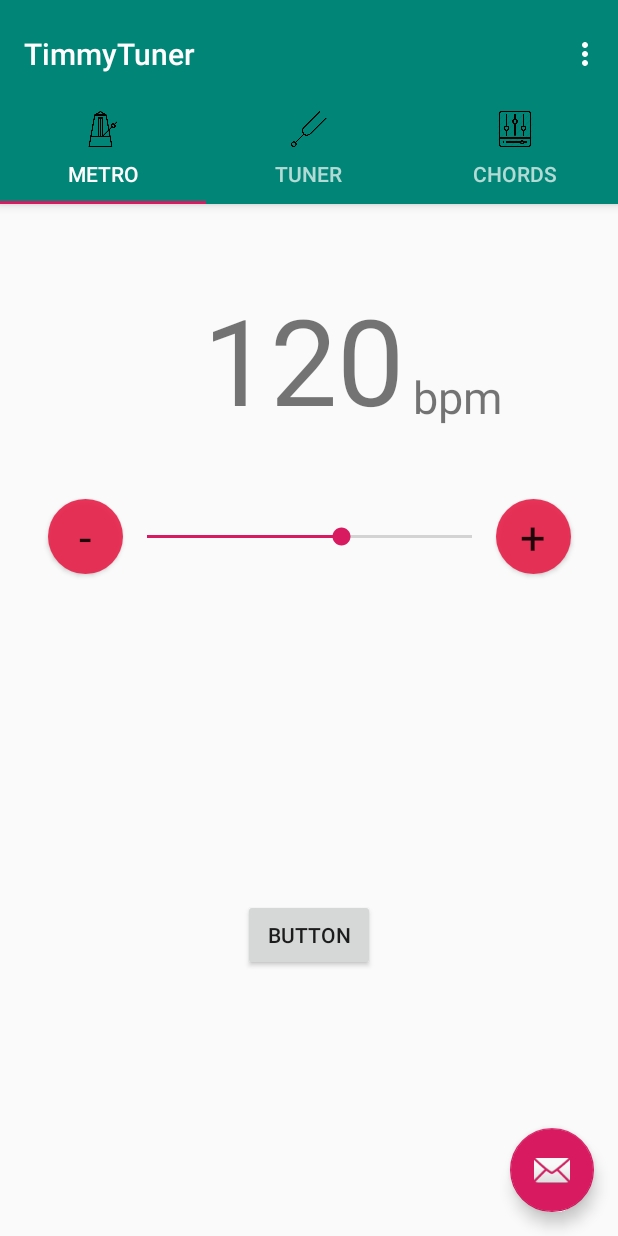
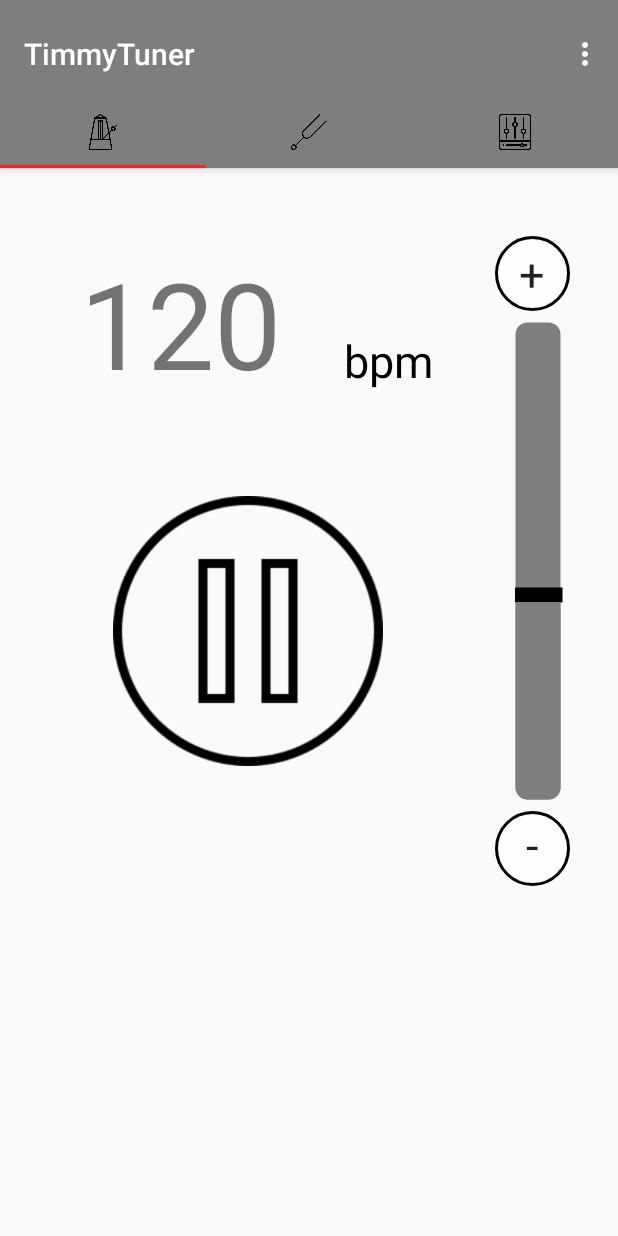
Before and after one commit to Llado22/TimmyTuner, an Android app: the screen it shows after launch (TimmyTunerActivity), in the options menu, after a tap on "Settings", on a phone screen of 412 x 824 dp. Run offline under Robolectric (Android 15) with nearby library versions, the phone set to English and light mode, and no system bars; pictures from the network do not load.

Commit message:
v6 + v7 - Metronome Layout + Generació metrònom

```diff
--- a/app/src/main/java/tuners/timmy/timmytuner/MetroFragment.java
+++ b/app/src/main/java/tuners/timmy/timmytuner/MetroFragment.java
@@ -1,22 +1,17 @@
 package tuners.timmy.timmytuner;
 
-import android.content.Context;
-import android.content.DialogInterface;
 import android.media.AudioAttributes;
-import android.media.MediaPlayer;
-import android.net.Uri;
 import android.os.Build;
 import android.os.Bundle;
 import android.os.Handler;
-import android.os.VibrationEffect;
-import android.support.annotation.RequiresApi;
+import android.os.Message;
 import android.support.v4.app.Fragment;
 import android.util.Log;
 import android.view.LayoutInflater;
 import android.view.View;
 import android.view.ViewGroup;
 import android.widget.Button;
-import android.widget.EditText;
+import android.widget.ImageView;
 import android.widget.SeekBar;
 import android.widget.TextView;
 import android.widget.Toast;
@@ -26,20 +21,29 @@ import android.media.SoundPool;
 
 public class MetroFragment extends Fragment implements View.OnClickListener {
 
-    //audio
-    private SoundPool mSoundPool;
-    private Handler handler;
     private int mBeatSoundId = -1;
-    private Runnable mBeatRunnable;
-    private long interval = 500;
-    private int bpm;
+    private static long interval = 500;
+    private int bpm = 120;
 
     public TextView tempo_view;
     private SeekBar tempo_selector;
-    private Button play_btn;
+    private ImageView play_img;
     private Button minustempo;
     private Button plustempo;
-    private boolean isPlaying;
+    private boolean isPlaying = false;
+
+    //audio
+    private SoundPool mSoundPool;
+
+    //HANDLER
+    Handler handler = new Handler(){
+        @Override
+        public void handleMessage (Message msg){
+            super.handleMessage(msg);
+            PlayBeat play = (PlayBeat) msg.obj;
+            if(msg.what == 1){ Toast.makeText(getActivity(), "Tick", Toast.LENGTH_SHORT).show();}
+        }
+    };
 
 
     @Override
@@ -49,40 +53,33 @@ public class MetroFragment extends Fragment implements View.OnClickListener {
         // Inflate the layout for this fragment
         View view = inflater.inflate(R.layout.fragment_metro, container, false);
 
+        //REFERENCIES
         tempo_view = view.findViewById(R.id.tempo_view);
         tempo_selector = view.findViewById(R.id.tempo_selector);
-        play_btn = view.findViewById(R.id.play_btn);
         plustempo = view.findViewById(R.id.plustempo);
         minustempo = view.findViewById(R.id.minustempo);
-        play_btn.setOnClickListener(this);
+        play_img = view.findViewById(R.id.play_img);
+        play_img.setOnClickListener(this);
         plustempo.setOnClickListener(this);
         minustempo.setOnClickListener(this);
 
-        // para inicializar el soundpool según la versión de sdk
-        if (Build.VERSION.SDK_INT >= Build.VERSION_CODES.LOLLIPOP) {
-            mSoundPool = new SoundPool.Builder()
-                    .setMaxStreams(1)
-                    .setAudioAttributes(new AudioAttributes.Builder()
-                            .setContentType(AudioAttributes.CONTENT_TYPE_MUSIC)
-                            .build())
-                    .build();
-        } else mSoundPool = new SoundPool(1, AudioManager.STREAM_MUSIC, 0);
+        //AUDIO
+        //per inicialitzar soundpool segons versió
+        interval = toInterval(bpm);
 
-        //cárrega del beat
-        mBeatSoundId = mSoundPool.load(getActivity(), R.raw.beat, 1);
-        bpm = toBpm(interval);
+        //build SoundPool
+        initializeSP();
 
-        //inici handler
-        handler = new Handler();
-
-        //seek bar
-        tempo_view.setText("120");
+        //SEEKBAR
+        tempo_view.setText(String.valueOf(bpm));
         tempo_selector.setOnSeekBarChangeListener(new SeekBar.OnSeekBarChangeListener() {
             int progressChangedValue = 0;
 
             @Override
             public void onProgressChanged(SeekBar seekBar, int progress, boolean b) {
                 progressChangedValue = progress;
+                bpm = progress;
+                interval = toInterval(bpm);
                 String sprogressChangedValue = String.valueOf(progressChangedValue);
                 tempo_view.setText(sprogressChangedValue);
             }
@@ -100,30 +97,71 @@ public class MetroFragment extends Fragment implements View.OnClickListener {
         return view;
     }
 
+    public void initializeSP (){
+        if (Build.VERSION.SDK_INT >= Build.VERSION_CODES.LOLLIPOP) {
+            mSoundPool = new SoundPool.Builder()
+                    .setMaxStreams(1)
+                    .setAudioAttributes(new AudioAttributes.Builder()
+                            .setContentType(AudioAttributes.CONTENT_TYPE_MUSIC)
+                            .build())
+                    .build();
+        } else mSoundPool = new SoundPool(1, AudioManager.STREAM_MUSIC, 0);
+    }
     //si l'interval està en ms, en un compas 4/4 tenim 120 BPM, amb la longitud de 0.5 segons per beat -> 500 mspb * 60000 = 120 bpm
-    private int toBpm(long interval) {
+    public int toBpm(long interval) {
         return (int) (60000 / interval);
     }
 
-    private static long toInterval(int bpm) {
+    static public long toInterval(int bpm) {
         return (long) 60000 / bpm;
     }
 
-    public void setBeatRunnable(Runnable beatRunnable) {
-        mBeatRunnable = beatRunnable;
+    public class PlayBeat {
+        Handler handler;
+
+        public PlayBeat(Handler handler) {this.handler = handler;}
+
+        public void updateStatus(int status){
+            Message msg = handler.obtainMessage(status, this);
+            handler.sendMessage(msg);
+        }
+
+        public void play(){
+            new Thread(new playRunnable(this)).start();
+        }
     }
 
-    class PlayBeat implements Runnable {
+    public class playRunnable implements Runnable {
+        PlayBeat playBeat;
+
+        public playRunnable(PlayBeat playBeat) {this.playBeat = playBeat;}
+        //LOOP
         @Override
         public void run() {
+            if(isPlaying){
+                interval=toInterval(getBpm());
+                handler.postDelayed(this,interval);
+                if (mSoundPool != null && mBeatSoundId != -1) {
+                    //playBeat.updateStatus(1); //per comprobar que envia
+                    mSoundPool.play(mBeatSoundId, 1.0f /*leftVolume*/, 1.0f /*rightVolume*/, 0 /*priority*/, 0 /*loop*/, 1.0f /*rate*/);
+                }
+            } else {
+                mSoundPool.stop(mBeatSoundId);
+                handler.removeCallbacks(this);
+            }
+            //mSoundPool.release();
+            //handler.postDelayed((Runnable) getActivity(), interval);
 
-            //handler.postDelayed((Runnable) getActivity(), interval);
-            if (mSoundPool != null && mBeatSoundId != -1) {
-                mSoundPool.play(mBeatSoundId, 1.0f /*leftVolume*/, 1.0f /*rightVolume*/, 0 /*priority*/, 0 /*loop*/, 1.0f /*rate*/);
-            }
         }
+
     }
-    /*
+
+    public int getBpm(){
+        int nbpm = Float.valueOf(tempo_view.getText().toString()).intValue();
+        return nbpm;
+    }
+
+    /***
         @Override
         public void run() {
             if (isPlaying) {
@@ -140,34 +178,52 @@ public class MetroFragment extends Fragment implements View.OnClickListener {
                     mSoundPool.play(mBeatSoundId, 1, 1, 0, 0, 1);
             }
         }
-        */
+        ***/
+
 //buttons
     @Override
     public void onClick(View view) {
-        String tempo = tempo_view.getText().toString();
-        Float ftemp = Float.valueOf(tempo);
-        int temp = ftemp.intValue();
 
+        int temp = getBpm();
 
         switch(view.getId()){
             case R.id.plustempo:
                 if(temp!=tempo_selector.getMax()){
                     temp += 1;
                     tempo_view.setText(String.valueOf(temp));
+                    //modificar seekbar
+                    tempo_selector.setProgress(temp);
                 }
                 break;
             case R.id.minustempo:
-                if(temp!=0){
+                if(temp!=30){
                     temp -= 1;
                     tempo_view.setText(String.valueOf(temp));
+                    //modificar seekbar
+                    tempo_selector.setProgress(temp);
                 }
                 break;
-            case R.id.play_btn:
-                //audio
-                PlayBeat playBeat = new PlayBeat();
-                setBeatRunnable(playBeat);
-                playBeat.run();
+            case R.id.play_img:
+                isPlaying = !isPlaying;
+                //canviar el botó de play o pause
+                if(isPlaying){
+                    play_img.setImageResource(R.drawable.pause_button);
+                } else {
+                    play_img.setImageResource(R.drawable.play_button);
+                }
+                //load
+                mBeatSoundId = mSoundPool.load(getActivity(), R.raw.click, 1);
+                //fer l'execució
+                new PlayBeat(handler).play();
                 break;
         }
     }
+
+    @Override
+    public void onStop() {
+        super.onStop();
+        mSoundPool.release();
+        play_img.setImageResource(R.drawable.play_button);
+        Log.e("ERROR", "Crida al onStop()");
+    }
 }
--- a/app/src/main/java/tuners/timmy/timmytuner/RecordingThread.java
+++ b/app/src/main/java/tuners/timmy/timmytuner/RecordingThread.java
@@ -122,7 +122,6 @@ public class RecordingThread {
             final float betterTau = parabolicInterpolation(tauEstimate);
 
             // step 6
-            // TODO Implement optimization for the AUBIO_YIN algorithm.
             // 0.77% => 0.5% error rate,
             // using the data of the YIN paper
             // bestLocalEstimate()
--- a/app/src/main/java/tuners/timmy/timmytuner/TimmyTunerActivity.java
+++ b/app/src/main/java/tuners/timmy/timmytuner/TimmyTunerActivity.java
@@ -64,15 +64,22 @@ public class TimmyTunerActivity extends AppCompatActivity {
         mViewPager.addOnPageChangeListener(new ViewPager.SimpleOnPageChangeListener() {
             @Override
             public void onPageSelected(int position) {
-                if (position != 1) {
+                if (position == 1) {
+                    metroFragment.onStop();
+                    tunerFragment.startRecording();
+                    //Toast.makeText(TimmyTunerActivity.this,"Apagar Micro Selected", Toast.LENGTH_SHORT).show();
+                } else if(position == 0){
+                    metroFragment.initializeSP();
+                }
+                else {
                     tunerFragment.stopRecording();
-                    Toast.makeText(TimmyTunerActivity.this,"Apagar Micro Selected", Toast.LENGTH_SHORT).show();
-                } else {
-                    tunerFragment.startRecording();
+                    metroFragment.onStop();
                 }
             }
         });
 
+        /*
+        //boto
         FloatingActionButton fab = (FloatingActionButton) findViewById(R.id.fab);
         fab.setOnClickListener(new View.OnClickListener() {
             @Override
@@ -82,6 +89,7 @@ public class TimmyTunerActivity extends AppCompatActivity {
             }
         });
 
+        */
         // Demanem permisos al usuari només entrar
         askForPermission(Manifest.permission.RECORD_AUDIO, MICROPHONE_REQUEST);
     }
--- a/app/src/main/java/tuners/timmy/timmytuner/TunerFragment.java
+++ b/app/src/main/java/tuners/timmy/timmytuner/TunerFragment.java
@@ -60,8 +60,6 @@ public class TunerFragment extends Fragment {
         super.onStart();
         Log.e("ERROR", "Crida al onStart()");
     }
-
-
 
     // Fer que quan s'executa el onStop() s'apagui el micro!!!!!
     @Override
@@ -150,7 +148,6 @@ public class TunerFragment extends Fragment {
 
         sp = new SoundPool(1, AudioManager.STREAM_MUSIC,1);
 
-        Toast.makeText(getActivity(), "Estem en l'on create", Toast.LENGTH_SHORT).show();
         return view;
     }
 
--- a/app/src/main/res/drawable/circ_btn.xml
+++ b/app/src/main/res/drawable/circ_btn.xml
@@ -2,8 +2,8 @@
 <shape xmlns:android="http://schemas.android.com/apk/res/android"
     android:shape="oval">
 
-    <solid android:color="#e3e91e47"></solid>
-    <stroke android:color="#000" android:width="0dp" ></stroke>
+    <solid android:color="#e3ffffff"></solid>
+    <stroke android:color="#000" android:width="2dp" ></stroke>
     <size android:width="1dp" android:height="70dp"></size>
 
 </shape>
--- /dev/null
+++ b/app/src/main/res/drawable/custom_seekbar.xml
@@ -0,0 +1,29 @@
+<?xml version="1.0" encoding="utf-8"?>
+<layer-list xmlns:android="http://schemas.android.com/apk/res/android">
+    <item android:id="@android:id/background"
+        android:gravity="center_vertical|fill_horizontal">
+        <shape android:shape="rectangle"
+            android:tint="@color/colorCenter">
+            <corners android:radius="8dp"/>
+            <size android:height="30dp" />
+            <solid android:color="#000000" />
+        </shape>
+    </item>
+    <item android:id="@android:id/progress"
+        android:gravity="center_vertical|fill_horizontal">
+        <scale android:scaleWidth="100%">
+            <selector>
+                <item android:state_enabled="false"
+                    android:drawable="@android:color/transparent"/>
+                <item>
+                    <shape android:shape="rectangle"
+                        android:tint="@color/colorCenter">
+                        <corners android:radius="8dp"/>
+                        <size android:height="30dp" />
+                        <solid android:color="@color/colorPrimary" />
+                    </shape>
+                </item>
+            </selector>
+        </scale>
+    </item>
+</layer-list>
--- /dev/null
+++ b/app/src/main/res/drawable/custom_thumb.xml
@@ -0,0 +1,13 @@
+<?xml version="1.0" encoding="utf-8"?>
+<shape
+    xmlns:android="http://schemas.android.com/apk/res/android"
+    android:shape="rectangle"
+    android:thickness="2dp"
+    android:useLevel="false"
+    android:tint="#000000">
+    <solid
+        android:color="#000000" />
+    <size
+        android:width="10dp"
+        android:height="32dp" />
+</shape>
--- a/app/src/main/res/layout/activity_timmy_tuner.xml
+++ b/app/src/main/res/layout/activity_timmy_tuner.xml
@@ -30,28 +30,26 @@
         <android.support.design.widget.TabLayout
             android:id="@+id/tabs"
             android:layout_width="match_parent"
-            android:layout_height="wrap_content">
+            android:layout_height="wrap_content"
+            android:background="?attr/colorPrimary">
 
             <android.support.design.widget.TabItem
                 android:id="@+id/tabItem"
                 android:layout_width="wrap_content"
                 android:layout_height="wrap_content"
-                android:text="@string/tab_text_1"
-                android:icon="@drawable/metronome"/>
+                android:icon="@drawable/metronome" />
 
             <android.support.design.widget.TabItem
                 android:id="@+id/tabItem2"
                 android:layout_width="wrap_content"
                 android:layout_height="wrap_content"
-                android:text="@string/tab_text_2"
-                android:icon="@drawable/diapason"/>
+                android:icon="@drawable/diapason" />
 
             <android.support.design.widget.TabItem
                 android:id="@+id/tabItem3"
                 android:layout_width="wrap_content"
                 android:layout_height="wrap_content"
-                android:text="@string/tab_text_3"
-                android:icon="@drawable/chord"/>
+                android:icon="@drawable/chord" />
 
         </android.support.design.widget.TabLayout>
     </android.support.design.widget.AppBarLayout>
@@ -62,12 +60,4 @@
         android:layout_height="match_parent"
         app:layout_behavior="@string/appbar_scrolling_view_behavior" />
 
-    <android.support.design.widget.FloatingActionButton
-        android:id="@+id/fab"
-        android:layout_width="wrap_content"
-        android:layout_height="wrap_content"
-        android:layout_gravity="end|bottom"
-        android:layout_margin="@dimen/fab_margin"
-        app:srcCompat="@android:drawable/ic_dialog_email" />
-
 </android.support.design.widget.CoordinatorLayout>
--- a/app/src/main/res/layout/fragment_blank.xml
+++ /dev/null
@@ -1,14 +0,0 @@
-<?xml version="1.0" encoding="utf-8"?>
-<FrameLayout xmlns:android="http://schemas.android.com/apk/res/android"
-    xmlns:tools="http://schemas.android.com/tools"
-    android:layout_width="match_parent"
-    android:layout_height="match_parent"
-    tools:context=".BlankFragment">
-
-    <!-- TODO: Update blank fragment layout -->
-    <TextView
-        android:layout_width="match_parent"
-        android:layout_height="match_parent"
-        android:text="@string/hello_blank_fragment" />
-
-</FrameLayout>
--- a/app/src/main/res/layout/fragment_metro.xml
+++ b/app/src/main/res/layout/fragment_metro.xml
@@ -11,55 +11,60 @@
         android:id="@+id/plustempo"
         android:layout_width="50dp"
         android:layout_height="50dp"
-        android:layout_marginTop="40dp"
-        android:layout_marginEnd="31dp"
-        android:layout_marginRight="31dp"
+        android:layout_marginTop="45dp"
+        android:layout_marginEnd="32dp"
+        android:layout_marginRight="32dp"
         android:background="@drawable/circ_btn"
         android:text="+"
         android:textAppearance="@style/TextAppearance.AppCompat.Body1"
         android:textSize="30sp"
         app:layout_constraintEnd_toEndOf="parent"
-        app:layout_constraintTop_toBottomOf="@+id/tempo_view"
+        app:layout_constraintTop_toTopOf="parent"
         tools:ignore="OnClick" />
 
     <Button
         android:id="@+id/minustempo"
         android:layout_width="50dp"
         android:layout_height="50dp"
-        android:layout_marginStart="32dp"
-        android:layout_marginLeft="32dp"
+        android:layout_marginEnd="32dp"
+        android:layout_marginRight="32dp"
         android:background="@drawable/circ_btn"
+        android:paddingBottom="5dp"
         android:text="-"
         android:textAppearance="@style/TextAppearance.AppCompat.Body1"
         android:textSize="30sp"
-        app:layout_constraintBaseline_toBaselineOf="@+id/plustempo"
-        app:layout_constraintStart_toStartOf="parent"
+        app:layout_constraintEnd_toEndOf="parent"
+        app:layout_constraintTop_toBottomOf="@+id/play_img"
         tools:ignore="OnClick" />
 
     <SeekBar
         android:id="@+id/tempo_selector"
-        android:layout_width="0dp"
+        android:layout_width="350dp"
         android:layout_height="wrap_content"
-        android:max="200"
-        android:paddingLeft="4000dp"
+        android:layout_marginStart="8dp"
+        android:layout_marginLeft="8dp"
+        android:layout_marginTop="8dp"
+        android:layout_marginBottom="8dp"
+        android:max="240"
+        android:min="30"
         android:progress="120"
-        android:rotation="0"
-        app:layout_constraintBottom_toBottomOf="@+id/plustempo"
-        app:layout_constraintEnd_toStartOf="@+id/plustempo"
-        app:layout_constraintStart_toEndOf="@+id/minustempo"
-        app:layout_constraintTop_toTopOf="@+id/plustempo" />
+        android:progressDrawable="@drawable/custom_seekbar"
+        android:rotation="-90"
+        android:thumb="@drawable/custom_thumb"
+        app:layout_constraintBottom_toTopOf="@+id/minustempo"
+        app:layout_constraintEnd_toEndOf="@+id/minustempo"
+        app:layout_constraintStart_toStartOf="@+id/plustempo"
+        app:layout_constraintTop_toBottomOf="@+id/plustempo" />
 
     <TextView
         android:id="@+id/tempo_view"
         android:layout_width="wrap_content"
         android:layout_height="wrap_content"
+        android:layout_marginStart="8dp"
+        android:layout_marginLeft="8dp"
         android:layout_marginTop="50dp"
-        android:layout_marginEnd="8dp"
-        android:layout_marginRight="8dp"
         android:textSize="80sp"
-        app:layout_constraintEnd_toEndOf="parent"
-        app:layout_constraintHorizontal_bias="0.5"
-        app:layout_constraintStart_toStartOf="parent"
+        app:layout_constraintStart_toStartOf="@+id/play_img"
         app:layout_constraintTop_toTopOf="parent"
         tools:text="4000" />
 
@@ -67,29 +72,35 @@
         android:id="@+id/lab_bpm"
         android:layout_width="wrap_content"
         android:layout_height="wrap_content"
-        android:layout_marginStart="6dp"
-        android:layout_marginLeft="6dp"
+        android:layout_marginStart="8dp"
+        android:layout_marginLeft="8dp"
+        android:layout_marginEnd="8dp"
+        android:layout_marginRight="8dp"
         android:layout_marginBottom="8dp"
         android:text="bpm"
+        android:textColor="@color/colorPrimaryDark"
         android:textSize="30sp"
         app:layout_constraintBottom_toBottomOf="@+id/tempo_view"
+        app:layout_constraintEnd_toStartOf="@+id/plustempo"
         app:layout_constraintStart_toEndOf="@+id/tempo_view" />
 
-    <Button
-        android:id="@+id/play_btn"
+
+    <ImageView
+        android:id="@+id/play_img"
         android:layout_width="wrap_content"
         android:layout_height="wrap_content"
         android:layout_marginStart="8dp"
         android:layout_marginLeft="8dp"
-        android:layout_marginTop="8dp"
+        android:layout_marginTop="32dp"
         android:layout_marginEnd="8dp"
         android:layout_marginRight="8dp"
-        android:layout_marginBottom="8dp"
-        android:text="Button"
-        app:layout_constraintBottom_toBottomOf="parent"
-        app:layout_constraintEnd_toEndOf="parent"
+        android:scaleType="matrix"
+        android:scaleX="0.75"
+        android:scaleY="0.75"
+        android:src="@drawable/play_button"
+        app:layout_constraintEnd_toStartOf="@+id/minustempo"
         app:layout_constraintStart_toStartOf="parent"
-        app:layout_constraintTop_toBottomOf="@+id/tempo_selector" />
+        app:layout_constraintTop_toBottomOf="@+id/tempo_view" />
 
 
 </android.support.constraint.ConstraintLayout>
--- a/app/src/main/res/values/colors.xml
+++ b/app/src/main/res/values/colors.xml
@@ -1,6 +1,11 @@
 <?xml version="1.0" encoding="utf-8"?>
 <resources>
-    <color name="colorPrimary">#008577</color>
-    <color name="colorPrimaryDark">#00574B</color>
-    <color name="colorAccent">#D81B60</color>
+    <color name="colorPrimary">#7e7e7e</color>
+    <color name="colorPrimaryDark">#000000</color>
+    <color name="colorAccent">#f72525</color>
+    <color name="colorTab">#ffffff</color>
+    <color name="colorStart">#ffffff</color>
+    <color name="colorCenter">#7e7e7e</color>
+    <color name="colorEnd">#000000</color>
+
 </resources>
```
Also changed, not shown: app/src/main/res/drawable/pause_button.png (added), app/src/main/res/drawable/play_button.png (added).
